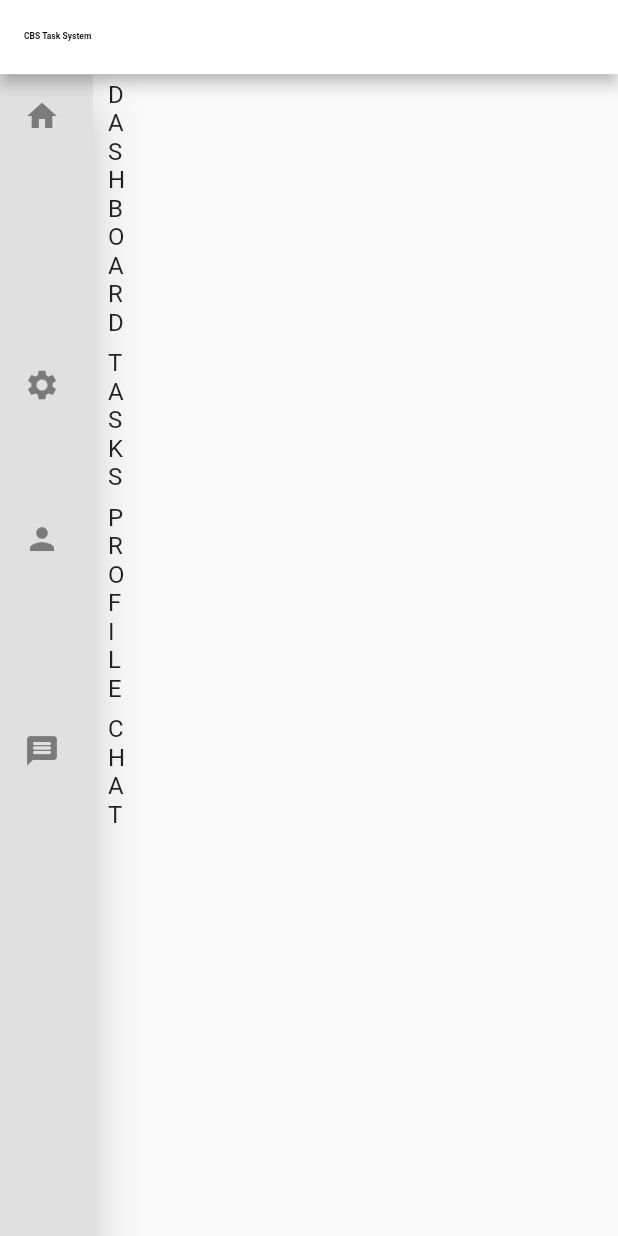
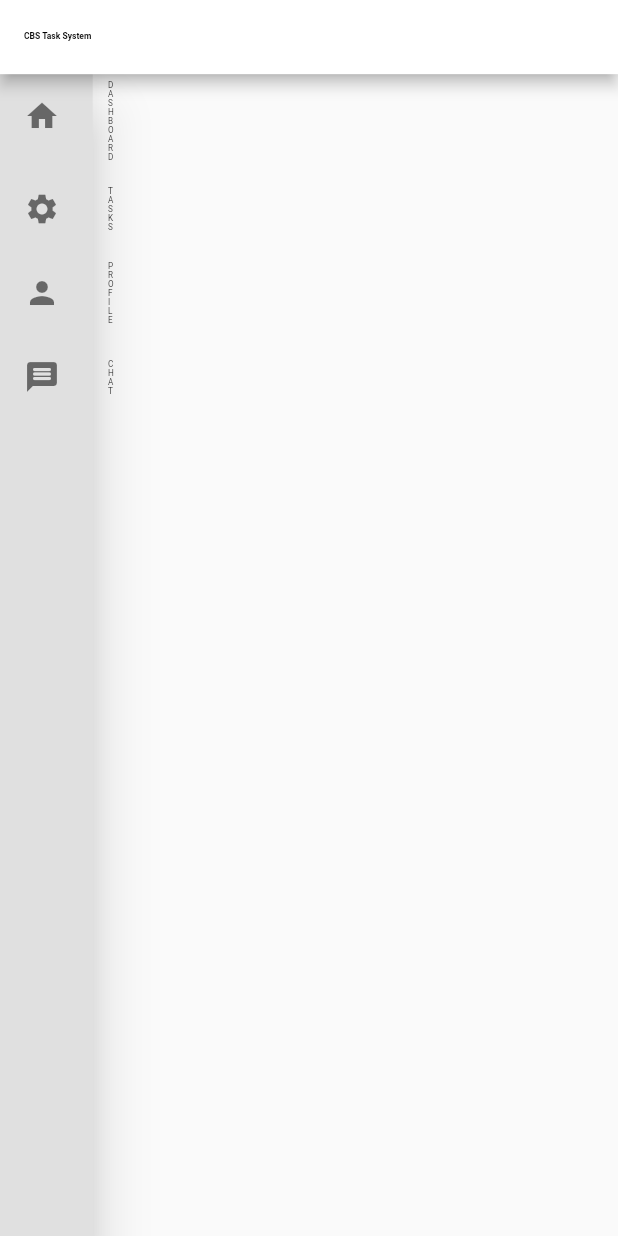
Before and after one commit to CBS-Developments/CBS-Task-System, a Flutter app: the screen it shows after launch, on a phone screen of 412 x 824 dp. Run offline on Flutter 3.47's test engine with Material 2 defaults, Android fonts, the phone set to English and light mode, and no system bars; missing offline and left inert: dart:js.

Commit message:
drawer update

```diff
--- a/task_system/lib/components/appBar_withDrawer.dart
+++ b/task_system/lib/components/appBar_withDrawer.dart
@@ -21,25 +21,54 @@ PreferredSizeWidget myAppBar(BuildContext context) {
   );
 }
 
-var myDrawer = (BuildContext context) => Drawer(
+var myDrawer = (BuildContext context) {
+  final double fontSize = sideBarFont(context);
+
+
+  return Drawer(
     width: drawerWidth(context),
     backgroundColor: Colors.grey[300],
-  child: const Column(children: [
+    child: Column(children: [
       ListTile(
-      leading: Icon(Icons.home),
-      title: Text('D A S H B O A R D'),
+        leading: Icon(
+          Icons.home,
+          color: Colors.black54,),
+        title: Text(
+          'D A S H B O A R D',
+          style: TextStyle(
+            fontSize: fontSize,
+          ),),
       ),
       ListTile(
-      leading: Icon(Icons.settings),
-      title: Text('T A S K S'),
+        leading: Icon(
+        Icons.settings,
+        color: Colors.black54,),
+        title: Text(
+            'T A S K S',
+          style: TextStyle(
+            fontSize: fontSize,
+          ),),
       ),
       ListTile(
-      leading: Icon(Icons.person),
-      title: Text('P R O F I L E'),
+        leading: Icon(
+          Icons.person,
+          color: Colors.black54,),
+        title: Text(
+            'P R O F I L E',
+          style: TextStyle(
+            fontSize: fontSize,
+          ),),
       ),
       ListTile(
-      leading: Icon(Icons.message_rounded),
-      title: Text('C H A T'),
+        leading: Icon(
+          Icons.message_rounded,
+          color: Colors.black54,),
+        title: Text(
+            'C H A T',
+          style: TextStyle(
+            fontSize: fontSize,
+          ),),
       ),
     ]),
   );
+  };
--- a/task_system/lib/sizes/create_MainTask_Sizes.dart
+++ b/task_system/lib/sizes/create_MainTask_Sizes.dart
@@ -20,3 +20,11 @@ double appBarFont(BuildContext context) {
 double drawerWidth(BuildContext context) {
   return (getPageWidth(context) * 0.15) ;
 }
+
+double sideBarFont(BuildContext context) {
+  return (getPageWidth(context) * 0.0040) * (getPageHeight(context) * 0.0040);
+}
+
+double iconWeight(BuildContext context) {
+  return (getPageWidth(context) * 0.008) ;
+}
```
Lines whose indentation alone changed are shown as unchanged.
